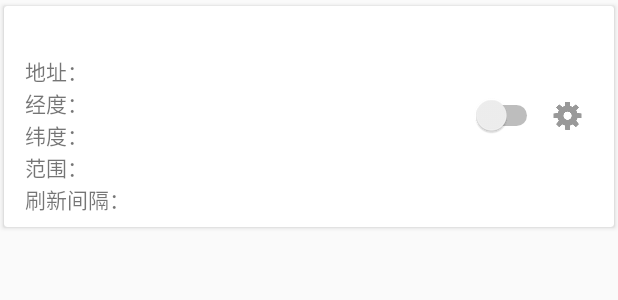
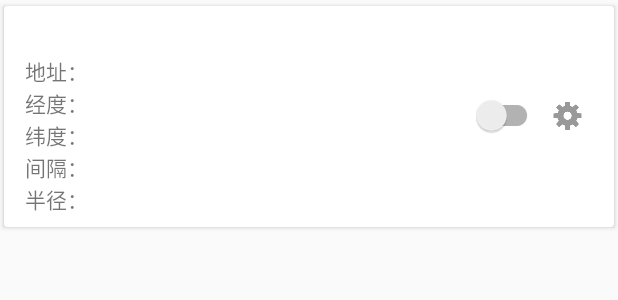
Before and after one commit to zhaomengjia0124/Buszzz, an Android app: the layout location_list_item.xml on its own in the app's theme, with its tools: preview values and no code run, on a phone screen of 412 x 824 dp. Shown: the top 300 px of the screen. Run offline under Robolectric (Android 15) with nearby library versions, the light colour scheme and no system bars.

Commit message:
细节优化

```diff
--- a/app/src/main/java/com/yuan/locationremind/CViewHolder.java
+++ b/app/src/main/java/com/yuan/locationremind/CViewHolder.java
@@ -1,9 +1,9 @@
 package com.yuan.locationremind;
 
 import android.support.v7.widget.RecyclerView;
+import android.support.v7.widget.SwitchCompat;
 import android.view.View;
 import android.widget.ImageButton;
-import android.widget.Switch;
 import android.widget.TextView;
 
 /**
@@ -20,7 +20,7 @@ public class CViewHolder extends RecyclerView.ViewHolder{
     TextView radiosTv;
     TextView intervalTv;
     ImageButton setIb;
-    Switch switchBt;
+    SwitchCompat switchBt;
 
     public CViewHolder(View itemView) {
         super(itemView);
@@ -31,6 +31,6 @@ public class CViewHolder extends RecyclerView.ViewHolder{
         radiosTv = (TextView) itemView.findViewById(R.id.remindRadiusTv);
         intervalTv = (TextView) itemView.findViewById(R.id.remindRefreshIntervalTv);
         setIb = (ImageButton) itemView.findViewById(R.id.remindSetIb);
-        switchBt = (Switch) itemView.findViewById(R.id.switchLocation);
+        switchBt = (SwitchCompat) itemView.findViewById(R.id.switchLocation);
     }
 }
--- a/app/src/main/java/com/yuan/locationremind/LocationAddActivity.java
+++ b/app/src/main/java/com/yuan/locationremind/LocationAddActivity.java
@@ -101,7 +101,7 @@ public class LocationAddActivity extends AppCompatActivity {
     private void setName(final double la, final double lo) {
         final AlertDialog.Builder builder = new AlertDialog.Builder(this);
 
-        builder.setMessage("请输入名称");
+        builder.setMessage("请输入标签");
 
         LinearLayout inputLayout = (LinearLayout) LayoutInflater.from(this).inflate(R.layout.input_name, null);
         builder.setView(inputLayout);
--- a/app/src/main/res/layout/location_list_item.xml
+++ b/app/src/main/res/layout/location_list_item.xml
@@ -89,21 +89,6 @@
 
                 </LinearLayout>
 
-                <LinearLayout
-                    android:layout_width="wrap_content"
-                    android:layout_height="wrap_content">
-
-                    <TextView
-                        android:layout_width="wrap_content"
-                        android:layout_height="wrap_content"
-                        android:text="@string/remind_radius"/>
-
-                    <TextView
-                        android:id="@+id/remindRadiusTv"
-                        android:layout_width="wrap_content"
-                        android:layout_height="wrap_content"/>
-
-                </LinearLayout>
 
                 <LinearLayout
                     android:layout_width="wrap_content"
@@ -121,6 +106,22 @@
 
                 </LinearLayout>
 
+                <LinearLayout
+                    android:layout_width="wrap_content"
+                    android:layout_height="wrap_content">
+
+                    <TextView
+                        android:layout_width="wrap_content"
+                        android:layout_height="wrap_content"
+                        android:text="@string/remind_radius"/>
+
+                    <TextView
+                        android:id="@+id/remindRadiusTv"
+                        android:layout_width="wrap_content"
+                        android:layout_height="wrap_content"/>
+
+                </LinearLayout>
+
 
             </LinearLayout>
 
@@ -129,11 +130,10 @@
                 android:layout_height="wrap_content"
                 android:gravity="center">
 
-                <Switch
+                <android.support.v7.widget.SwitchCompat
                     android:id="@+id/switchLocation"
                     android:layout_width="wrap_content"
-                    android:layout_height="wrap_content"
-                    />
+                    android:layout_height="wrap_content"/>
 
                 <ImageButton
                     android:id="@+id/remindSetIb"
--- a/app/src/main/res/values/strings.xml
+++ b/app/src/main/res/values/strings.xml
@@ -1,6 +1,6 @@
 <?xml version="1.0" encoding="utf-8"?>
 <resources>
-
+    <string name="app_name">Buszzz</string>
     <string name="location_list">地址列表</string>
     <string name="add">添加</string>
     <string name="add_location">添加位置</string>
@@ -9,8 +9,8 @@
     <string name="address">地址：</string>
     <string name="longitude">经度：</string>
     <string name="latitude">纬度：</string>
-    <string name="refresh_interval">刷新间隔：</string>
-    <string name="remind_radius">范围：</string>
+    <string name="refresh_interval">间隔：</string>
+    <string name="remind_radius">半径：</string>
     <string name="switchs">是否开启</string>
     <string name="action_search">Search</string>
     <string name="please_input_addr">请输入搜索地址</string>
```
Also changed, not shown: app/src/main/java/com/yuan/locationremind/LocationListActivity.java (+5 -2 lines).
